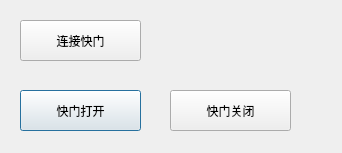
Old version of the form UFO/ui/shutterControl.ui in the repository cyzzlp/UFO.
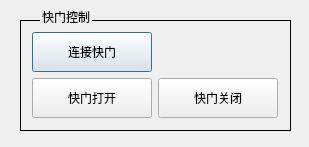
New version of the form.

Commit message: 优化控制

Diff of the .ui file:
```diff
--- a/UFO/ui/shutterControl.ui
+++ b/UFO/ui/shutterControl.ui
@@ -6,63 +6,97 @@
    <rect>
     <x>0</x>
     <y>0</y>
-    <width>342</width>
-    <height>153</height>
+    <width>309</width>
+    <height>147</height>
    </rect>
   </property>
   <property name="windowTitle">
    <string>shutterControl</string>
   </property>
+  <property name="styleSheet">
+   <string notr="true">QGroupBox {
+    border-width: 1px;
+	border-style: solid;
+	margin-top:10px
+}
+
+QGroupBox::title {
+    subcontrol-origin: margin;
+    left:20px;
+}
+</string>
+  </property>
+  <widget class="QGroupBox" name="groupBox">
+   <property name="geometry">
+    <rect>
+     <x>20</x>
+     <y>10</y>
+     <width>271</width>
+     <height>121</height>
+    </rect>
+   </property>
+   <property name="title">
+    <string>快门控制</string>
+   </property>
+   <layout class="QGridLayout" name="gridLayout">
+    <item row="0" column="0">
+     <widget class="QPushButton" name="conectShutter">
+      <property name="minimumSize">
+       <size>
+        <width>120</width>
+        <height>40</height>
+       </size>
+      </property>
+      <property name="maximumSize">
+       <size>
+        <width>120</width>
+        <height>40</height>
+       </size>
+      </property>
+      <property name="text">
+       <string>连接快门</string>
+      </property>
+     </widget>
+    </item>
+    <item row="1" column="0">
   <widget class="QPushButton" name="openShutter">
-   <property name="geometry">
-    <rect>
-     <x>20</x>
-     <y>90</y>
-     <width>121</width>
-     <height>41</height>
-    </rect>
+      <property name="minimumSize">
+       <size>
+        <width>120</width>
+        <height>40</height>
+       </size>
+      </property>
+      <property name="maximumSize">
+       <size>
+        <width>120</width>
+        <height>40</height>
+       </size>
    </property>
    <property name="text">
     <string>快门打开</string>
    </property>
   </widget>
+    </item>
+    <item row="1" column="1">
   <widget class="QPushButton" name="closeShutter">
-   <property name="geometry">
-    <rect>
-     <x>170</x>
-     <y>90</y>
-     <width>121</width>
-     <height>41</height>
-    </rect>
-   </property>
    <property name="minimumSize">
     <size>
-     <width>121</width>
-     <height>41</height>
+        <width>120</width>
+        <height>40</height>
     </size>
    </property>
    <property name="maximumSize">
     <size>
-     <width>121</width>
-     <height>41</height>
+        <width>120</width>
+        <height>40</height>
     </size>
    </property>
    <property name="text">
     <string>快门关闭</string>
    </property>
   </widget>
-  <widget class="QPushButton" name="conectShutter">
-   <property name="geometry">
-    <rect>
-     <x>20</x>
-     <y>20</y>
-     <width>121</width>
-     <height>41</height>
-    </rect>
-   </property>
-   <property name="text">
-    <string>连接快门</string>
-   </property>
+    </item>
+   </layout>
   </widget>
  </widget>
  <layoutdefault spacing="6" margin="11"/>
```
Lines whose indentation alone changed are shown as unchanged. The commit also changes 22 other files.
